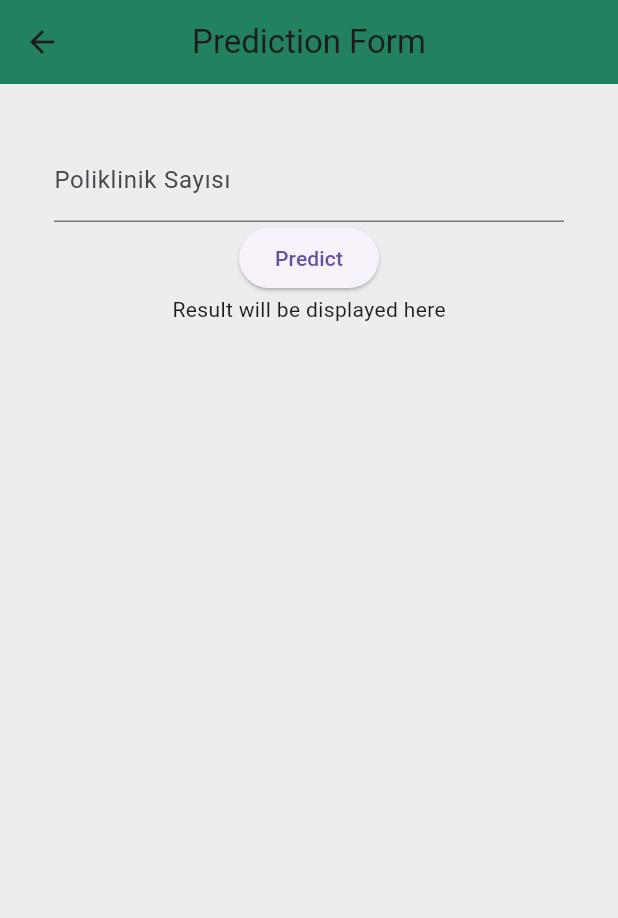
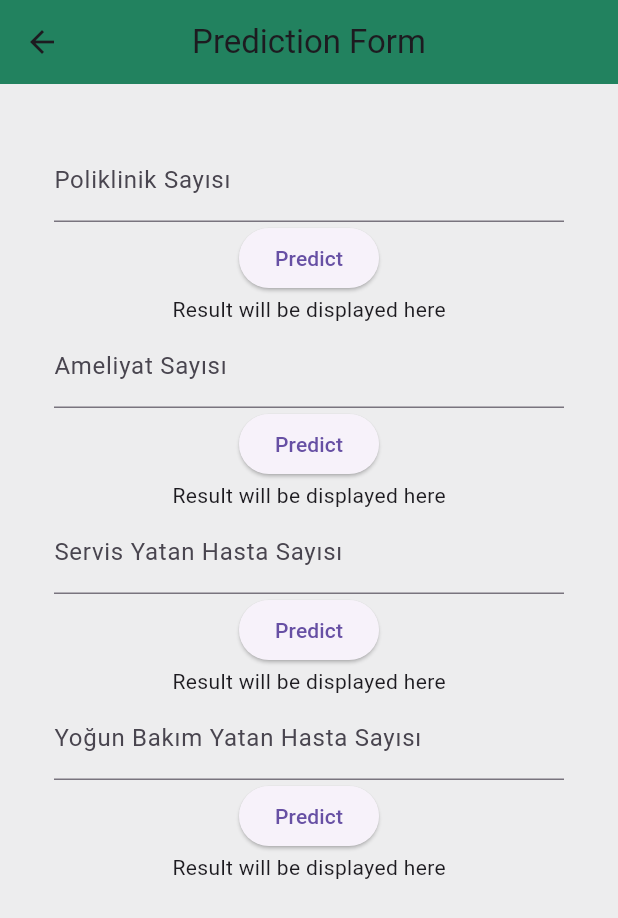
Before and after one commit to erengk/carbon_foodprint_pro, a Flutter app: the AdminPage screen opened by its route, after a tap on "Predict", on a phone screen of 412 x 824 dp. Shown: the top 918 px of the screen. Run offline on Flutter 3.47's test engine with Material 3 defaults, Android fonts, the phone set to English and light mode, and no system bars; our stand-ins replace cloud_firestore, firebase_auth, firebase_core; missing offline and left inert: tflite_flutter; accounts and stored records are empty.

Commit message:
tahmin textbox alanları düzenlendi

```diff
--- a/lib/adminPage.dart
+++ b/lib/adminPage.dart
@@ -1,22 +1,30 @@
-import 'package:carbon_foodprint_pro/utils/customColors.dart';
-import 'package:firebase_auth/firebase_auth.dart';
 import 'package:flutter/material.dart';
 import 'package:tflite_flutter/tflite_flutter.dart';
+import 'package:firebase_auth/firebase_auth.dart';
+import 'package:carbon_foodprint_pro/utils/customColors.dart';
 
 class AdminPage extends StatefulWidget {
-  const AdminPage({super.key});
+  const AdminPage({Key? key}) : super(key: key);
 
   @override
   State<AdminPage> createState() => _AdminPageState();
 }
 
 class _AdminPageState extends State<AdminPage> {
-  TextEditingController numberController = TextEditingController();
-  var result = "Result will be displayed here";
+  TextEditingController poliklinikController = TextEditingController();
+  TextEditingController ameliyatController = TextEditingController();
+  TextEditingController servisController = TextEditingController();
+  TextEditingController yogunBakimController = TextEditingController();
+
+  var poliklinikResult = "Result will be displayed here";
+  var ameliyatResult = "Result will be displayed here";
+  var servisResult = "Result will be displayed here";
+  var yogunBakimResult = "Result will be displayed here";
+
   late var interpreter;
 
   @override
-  initState() {
+  void initState() {
     super.initState();
     loadModel();
   }
@@ -25,147 +33,106 @@ class _AdminPageState extends State<AdminPage> {
     interpreter = await Interpreter.fromAsset('assets/linear.tflite');
   }
 
-  performAction() {
-    int x = int.parse(numberController.text);
-
-    // For ex: if input tensor shape [1,5] and type is float32
+  void performPoliklinikPrediction() {
+    int x = int.parse(poliklinikController.text);
     var input = [x];
-
-    // if output tensor shape [1,2] and type is float32
-    var output = List.filled(1*1, 0).reshape([1,1]);
-
-    // inference
+    var output = List.filled(1 * 1, 0).reshape([1, 1]);
     interpreter.run(input, output);
-
-    // print the output
-    print(output);
-    result = "Result: " + output[0][0].toString();
     setState(() {
-      result;
+      poliklinikResult = "Result: " + output[0][0].toString();
     });
   }
 
-  final _formKey = GlobalKey<FormState>();
-  final formkey = GlobalKey<FormState>();
-  final firebaseAuth = FirebaseAuth.instance;
+  void performAmeliyatPrediction() {
+    int x = int.parse(ameliyatController.text);
+    var input = [x];
+    var output = List.filled(1 * 1, 0).reshape([1, 1]);
+    interpreter.run(input, output);
+    setState(() {
+      ameliyatResult = "Result: " + output[0][0].toString();
+    });
+  }
+
+  void performServisPrediction() {
+    int x = int.parse(servisController.text);
+    var input = [x];
+    var output = List.filled(1 * 1, 0).reshape([1, 1]);
+    interpreter.run(input, output);
+    setState(() {
+      servisResult = "Result: " + output[0][0].toString();
+    });
+  }
+
+  void performYogunBakimPrediction() {
+    int x = int.parse(yogunBakimController.text);
+    var input = [x];
+    var output = List.filled(1 * 1, 0).reshape([1, 1]);
+    interpreter.run(input, output);
+    setState(() {
+      yogunBakimResult = "Result: " + output[0][0].toString();
+    });
+  }
 
   @override
   Widget build(BuildContext context) {
-
     return Scaffold(
       appBar: AppBar(
         centerTitle: true,
-        title: Text('Prediction Form'),
+        title: const Text('Prediction Form'),
         backgroundColor: CustomColors.scaffoldBackgroundColor,
       ),
       backgroundColor: CustomColors.bodyBackgroundColor,
-      body: Padding(
+      body: SingleChildScrollView(
         padding: const EdgeInsets.all(36),
         child: Form(
-          key: _formKey,
           child: Column(
             mainAxisAlignment: MainAxisAlignment.center,
             crossAxisAlignment: CrossAxisAlignment.center,
             children: <Widget>[
-              Expanded(
-                child: Column(
-                  children: <Widget> [
               TextFormField(
-                    controller: numberController,
-                    decoration:
-                    const InputDecoration(labelText: 'Poliklinik Sayısı', hintText: 'Poliklinik Sayısını Giriniz'),
-                    validator: (value) {
-                      if (value!.isEmpty) {
-                        return 'Lütfen bir giriş yapınız';
-                      }
-                      return null;
-                    },
+                controller: poliklinikController,
+                decoration: const InputDecoration(
+                    labelText: 'Poliklinik Sayısı',
+                    hintText: 'Poliklinik Sayısını Giriniz'),
               ),
               ElevatedButton(
-                    onPressed: () {
-                      performAction();
-                    },
-                    child: Text("Predict"),
+                onPressed: performPoliklinikPrediction,
+                child: const Text("Predict"),
               ),
-                  Text(result),
-                  ],
-              ),
-              ),
-              /*
-              Expanded(
-                child: Column(
-                  children: <Widget> [
+              Text(poliklinikResult),
               TextFormField(
-                      controller: numberController,
-                      decoration:
-                      const InputDecoration(labelText: 'Ameliyat Sayısı', hintText: 'Ameliyat Sayısını Giriniz'),
-                      validator: (value) {
-                        if (value!.isEmpty) {
-                          return 'Lütfen bir giriş yapınız';
-                        }
-                        return null;
-                      },
+                controller: ameliyatController,
+                decoration: const InputDecoration(
+                    labelText: 'Ameliyat Sayısı',
+                    hintText: 'Ameliyat Sayısını Giriniz'),
               ),
               ElevatedButton(
-                      onPressed: () {
-                        performAction();
-                      },
-                      child: Text("Predict"),
+                onPressed: performAmeliyatPrediction,
+                child: const Text("Predict"),
               ),
-                    Text(result),
-                  ],
-                ),
-              ),
-              Expanded(
-                child: Column(
-                  children: <Widget> [
+              Text(ameliyatResult),
               TextFormField(
-                      controller: numberController,
-                      decoration:
-                      const InputDecoration(labelText: 'Servis Yatan Hasta Sayısı', hintText: 'Servis Yatan Hasta Sayısını Giriniz'),
-                      validator: (value) {
-                        if (value!.isEmpty) {
-                          return 'Lütfen bir giriş yapınız';
-                        }
-                        return null;
-                      },
+                controller: servisController,
+                decoration: const InputDecoration(
+                    labelText: 'Servis Yatan Hasta Sayısı',
+                    hintText: 'Servis Yatan Hasta Sayısını Giriniz'),
               ),
               ElevatedButton(
-                      onPressed: () {
-                        performAction();
-                      },
-                      child: Text("Predict"),
+                onPressed: performServisPrediction,
+                child: const Text("Predict"),
               ),
-                    Text(result),
-                  ],
-                ),
-              ),
-              Expanded(
-                child: Column(
-                  children: <Widget> [
+              Text(servisResult),
               TextFormField(
-                      controller: numberController,
-                      decoration:
-                      const InputDecoration(labelText: 'Yoğun Bakım Yatan Hasta Sayısı', hintText: 'Yoğun Bakım Yatan Hasta Sayısını Giriniz'),
-                      validator: (value) {
-                        if (value!.isEmpty) {
-                          return 'Lütfen bir giriş yapınız';
-                        }
-                        return null;
-                      },
+                controller: yogunBakimController,
+                decoration: const InputDecoration(
+                    labelText: 'Yoğun Bakım Yatan Hasta Sayısı',
+                    hintText: 'Yoğun Bakım Yatan Hasta Sayısını Giriniz'),
               ),
               ElevatedButton(
-                      onPressed: () {
-                        performAction();
-                      },
-                      child: Text("Predict"),
+                onPressed: performYogunBakimPrediction,
+                child: const Text("Predict"),
               ),
-                    Text(result),
-                  ],
-                ),
-              ),
-
-               */
+              Text(yogunBakimResult),
             ],
           ),
         ),
```
Lines whose indentation alone changed are shown as unchanged.
